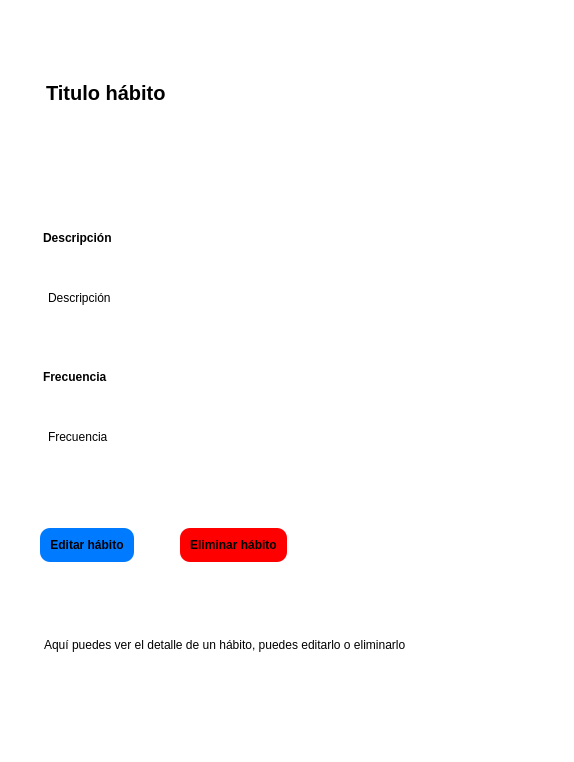
The window that infraestructure/ui/pages/habit_detail/habit_detail_view.ui (judajaavAlt/PI2) describes before a commit, drawn with Qt 5.
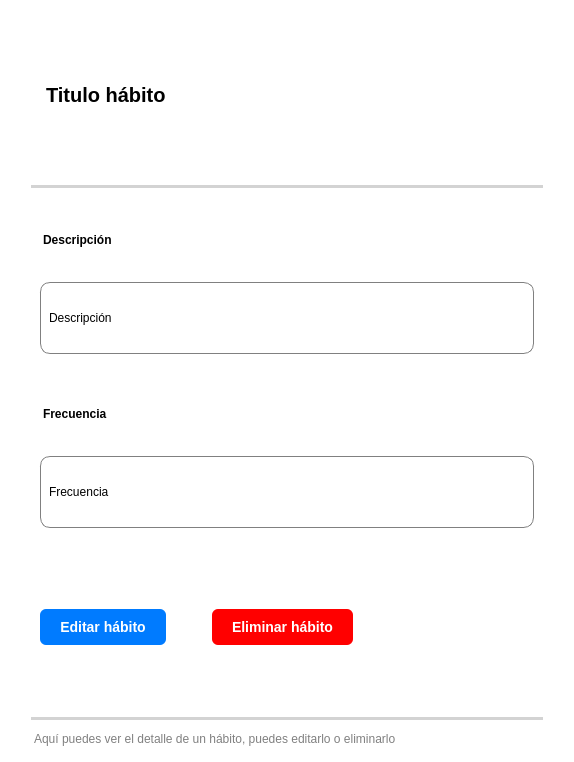
The same window after the commit.

Commit message: improving habit style

Patch:
```diff
--- a/infraestructure/ui/pages/habit_detail/habit_detail_view.ui
+++ b/infraestructure/ui/pages/habit_detail/habit_detail_view.ui
@@ -16,9 +16,13 @@
   <property name="styleSheet">
    <string notr="true">QWidget {
 	background-color: white;
-	padding: 10px;
-	margin: 60px 20px 80px;
+	margin-left: 20px;
+	margin-top: 0;
+	margin-right: 20px;
 	border-radius: 10px;
+	padding: 10px;
+	/*padding: 10px;*/
+	/*margin: 60px 20px 80px;*/
 }
 
 QLabel {
@@ -30,13 +34,26 @@
     <widget class="QLabel" name="label_habit_name">
      <property name="styleSheet">
       <string notr="true">font-weight: bold;
-font-size: 20px;</string>
+font-size: 20px;
+margin-bottom: 0;
+margin-top: 0;</string>
      </property>
      <property name="text">
       <string>Titulo hábito</string>
      </property>
     </widget>
    </item>
+   <item>
+    <widget class="Line" name="line_2">
+     <property name="styleSheet">
+      <string notr="true">color: lightgray;
+background-color: lightgray;</string>
+     </property>
+     <property name="orientation">
+      <enum>Qt::Orientation::Horizontal</enum>
+     </property>
+    </widget>
+   </item>
    <item>
     <widget class="QWidget" name="description_widget" native="true">
      <property name="styleSheet">
@@ -70,6 +87,7 @@
         <property name="styleSheet">
          <string notr="true">QLabel {
 	padding: 5px;
+	border: 1px solid gray;
 }</string>
         </property>
         <property name="text">
@@ -107,6 +125,7 @@
         <property name="styleSheet">
          <string notr="true">QLabel {
 	padding: 5px;
+	border: 1px solid gray;
 }</string>
         </property>
         <property name="text">
@@ -128,7 +147,13 @@
        <widget class="QPushButton" name="btn_edit">
         <property name="styleSheet">
          <string notr="true">QPushButton {
-	background-color: #007BFF;
+    background-color: #007BFF;
+    color: white;
+    padding: 10px 20px;
+    border-radius: 6px;
+    border: none;
+    font-size: 14px;
+    font-weight: bold;
 }
 
 QPushButton#btn_editar:hover {
@@ -148,7 +173,21 @@
        <widget class="QPushButton" name="btn_delete">
         <property name="styleSheet">
          <string notr="true">QPushButton {
-	background-color: red;
+    background-color: red;
+    color: white;
+    padding: 10px 20px;
+    border-radius: 6px;
+    border: none;
+    font-size: 14px;
+    font-weight: bold;
+}
+
+QPushButton:hover {
+    background-color: #d32f2f;
+}
+
+QPushButton:pressed {
+    background-color: #b71c1c;
 }</string>
         </property>
         <property name="text">
@@ -172,10 +211,25 @@
      </layout>
     </widget>
    </item>
+   <item>
+    <widget class="Line" name="line">
+     <property name="styleSheet">
+      <string notr="true">color: lightgray;
+background-color: lightgray;</string>
+     </property>
+     <property name="orientation">
+      <enum>Qt::Orientation::Horizontal</enum>
+     </property>
+    </widget>
+   </item>
    <item>
     <widget class="QLabel" name="label">
      <property name="styleSheet">
-      <string notr="true">margin-top: 0;</string>
+      <string notr="true">margin-top: 0;
+margin-bottom: 0;
+padding: 0;
+max-height: 25px;
+color: gray;</string>
      </property>
      <property name="text">
       <string>Aquí puedes ver el detalle de un hábito, puedes editarlo o eliminarlo</string>
```
Left out of the diff: 4 changed lines with no effect on the pictures. The commit also changes 3 other files.
